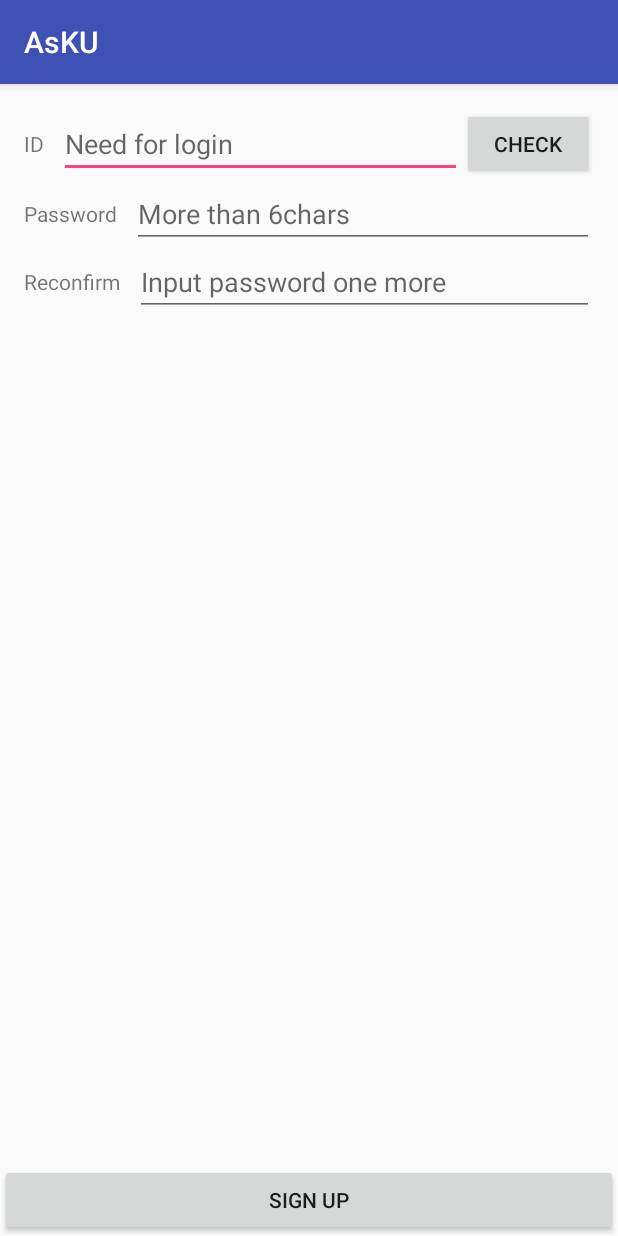
After one commit to os94/ASKU, an Android app: the SignUpActivity screen opened directly, with no data from a screen before it, on a phone screen of 412 x 824 dp. The commit adds this screen. Run offline under Robolectric (Android 15) with nearby library versions, the light colour scheme and no system bars.

Commit message:
add signup page

```diff
--- a/app/src/main/AndroidManifest.xml
+++ b/app/src/main/AndroidManifest.xml
@@ -22,6 +22,7 @@
         <activity android:name=".WebViewActivity"/>
         <activity android:name=".TestActivity"/>
         <activity android:name=".LoginActivity"/>
+        <activity android:name=".SignUpActivity"/>
     </application>
 
 </manifest>
--- a/app/src/main/java/kr/ac/korea/lecturestalk/kulecturestalk/LoginActivity.java
+++ b/app/src/main/java/kr/ac/korea/lecturestalk/kulecturestalk/LoginActivity.java
@@ -26,5 +26,14 @@ public class LoginActivity extends AppCompatActivity {
             }
         });
 
+
+        Button signup_button = (Button) findViewById(R.id.signup_button);
+        signup_button.setOnClickListener(new View.OnClickListener() {
+            @Override
+            public void onClick(View v) {
+                startActivity(new Intent(LoginActivity.this, SignUpActivity.class));
+            }
+        });
+
     }
 }
--- /dev/null
+++ b/app/src/main/java/kr/ac/korea/lecturestalk/kulecturestalk/SignUpActivity.java
@@ -0,0 +1,98 @@
+package kr.ac.korea.lecturestalk.kulecturestalk;
+
+import android.os.Bundle;
+import android.support.v7.app.AppCompatActivity;
+import android.text.Editable;
+import android.text.TextUtils;
+import android.text.TextWatcher;
+import android.view.KeyEvent;
+import android.view.View;
+import android.widget.Button;
+import android.widget.EditText;
+import android.widget.Toast;
+
+public class SignUpActivity extends AppCompatActivity {
+    private static final int PASSWORD_CHARACTERS_AT_LEAST = 6;
+    private boolean mIsConfirmedId = false;
+
+    @Override
+    protected void onCreate(Bundle savedInstanceState) {
+        super.onCreate(savedInstanceState);
+        setContentView(R.layout.activity_signup);
+
+        final EditText edittext_login_id = (EditText) findViewById(R.id.edittext_login_id);
+        edittext_login_id.addTextChangedListener(new TextWatcher() {
+            @Override
+            public void beforeTextChanged(CharSequence s, int start, int count, int after) {
+
+            }
+
+            @Override
+            public void onTextChanged(CharSequence s, int start, int before, int count) {
+                mIsConfirmedId = false;
+            }
+
+            @Override
+            public void afterTextChanged(Editable s) {
+
+            }
+        });
+
+        final EditText edittext_password = (EditText) findViewById(R.id.signup_edittext_password);
+        edittext_password.setHint(getString(R.string.signup_password_edittext_hint, PASSWORD_CHARACTERS_AT_LEAST));
+
+        final EditText edittext_password_confirm = (EditText) findViewById(R.id.edittext_password_confirm);
+
+        Button signup_id_check_button = (Button) findViewById(R.id.signup_id_check_button);
+        signup_id_check_button.setOnClickListener(new View.OnClickListener() {
+            @Override
+            public void onClick(View v) {
+                if (TextUtils.isEmpty(edittext_login_id.getText().toString())) {
+                    // 아이디 입력을 아무것도 안했으면 토스트 출력
+                    Toast.makeText(SignUpActivity.this, R.string.signup_toast_input_id, Toast.LENGTH_SHORT).show();
+                    mIsConfirmedId = false;
+                } else {
+                    //todo request id check
+                    boolean isIdInUse = false;
+                    if (isIdInUse) {
+                        Toast.makeText(SignUpActivity.this, R.string.signup_toast_already_used_id, Toast.LENGTH_SHORT).show();
+                        mIsConfirmedId = false;
+                    } else {
+                        Toast.makeText(SignUpActivity.this, R.string.signup_toast_usable_used_id, Toast.LENGTH_SHORT).show();
+                        mIsConfirmedId = true;
+                    }
+                }
+
+            }
+        });
+
+        Button signup_button = (Button) findViewById(R.id.signup_button);
+        signup_button.setOnClickListener(new View.OnClickListener() {
+            @Override
+            public void onClick(View v) {
+                String idText = edittext_login_id.getText().toString();
+                String passText = edittext_password.getText().toString();
+                String confirmPassText = edittext_password_confirm.getText().toString();
+
+                if (TextUtils.isEmpty(idText)) {
+                    // 아이디 입력을 아무것도 안했으면 토스트 출력
+                    Toast.makeText(SignUpActivity.this, R.string.signup_toast_input_id, Toast.LENGTH_SHORT).show();
+                } else if (!mIsConfirmedId) {
+                    //아이디 중복확인이 안되었으면 중복확인 버튼 누르도록 유도하는 토스트 출력
+                    Toast.makeText(SignUpActivity.this, getString(R.string.signup_toast_need_to_confirm_id,
+                            getString(R.string.signup_id_duplication_check_button)), Toast.LENGTH_SHORT).show();
+                } else if (passText.length() < PASSWORD_CHARACTERS_AT_LEAST) {
+                    // 비밀번호 입력이 6자리 미만이면 토스트 출력
+                    Toast.makeText(SignUpActivity.this, getString(R.string.signup_toast_password_chars, PASSWORD_CHARACTERS_AT_LEAST), Toast.LENGTH_SHORT).show();
+                } else if (!passText.equals(confirmPassText)) {
+                    // 비밀번호와 재확인용 비밀번호가 일치하지 않으면 토스트 출력
+                    Toast.makeText(SignUpActivity.this, R.string.signup_toast_password_reconfirm, Toast.LENGTH_SHORT).show();
+                } else {
+                    //todo request sign up
+                    finish();
+                }
+            }
+        });
+
+    }
+}
--- /dev/null
+++ b/app/src/main/res/layout/activity_signup.xml
@@ -0,0 +1,108 @@
+<?xml version="1.0" encoding="utf-8"?>
+<RelativeLayout xmlns:android="http://schemas.android.com/apk/res/android"
+    xmlns:app="http://schemas.android.com/apk/res-auto"
+    xmlns:tools="http://schemas.android.com/tools"
+    android:layout_width="match_parent"
+    android:layout_height="match_parent"
+    tools:context=".LoginActivity">
+
+    <!-- Signup Button-->
+    <Button
+        android:id="@+id/signup_button"
+        android:layout_width="match_parent"
+        android:layout_height="wrap_content"
+        android:layout_alignParentBottom="true"
+        android:text="@string/sign_up_button" />
+
+
+    <!-- ID&Password Edittext and Login Button -->
+    <LinearLayout
+        android:layout_width="match_parent"
+        android:layout_height="match_parent"
+        android:orientation="vertical"
+        android:paddingEnd="@dimen/activity_margin"
+        android:paddingStart="@dimen/activity_margin"
+        android:paddingTop="@dimen/activity_margin">
+
+
+        <RelativeLayout
+            android:layout_width="match_parent"
+            android:layout_height="wrap_content">
+
+            <Button
+                android:id="@+id/signup_id_check_button"
+                android:layout_width="wrap_content"
+                android:layout_height="wrap_content"
+                android:layout_alignParentEnd="true"
+                android:layout_centerVertical="true"
+                android:text="@string/signup_id_duplication_check_button" />
+
+            <TextView
+                android:id="@+id/signup_id_textview"
+                android:layout_width="wrap_content"
+                android:layout_height="wrap_content"
+                android:layout_alignParentStart="true"
+                android:layout_centerVertical="true"
+                android:layout_marginEnd="10dp"
+                android:text="@string/signup_id_textview" />
+
+            <EditText
+                android:id="@+id/edittext_login_id"
+                android:layout_width="match_parent"
+                android:layout_height="wrap_content"
+                android:layout_centerVertical="true"
+                android:layout_toEndOf="@id/signup_id_textview"
+                android:layout_toStartOf="@id/signup_id_check_button"
+                android:hint="@string/signup_id_edittext_hint" />
+
+        </RelativeLayout>
+
+        <RelativeLayout
+            android:layout_width="match_parent"
+            android:layout_height="wrap_content">
+
+            <TextView
+                android:id="@+id/signup_password_textview"
+                android:layout_width="wrap_content"
+                android:layout_height="wrap_content"
+                android:layout_alignParentStart="true"
+                android:layout_centerVertical="true"
+                android:layout_marginEnd="10dp"
+                android:text="@string/signup_password_textview" />
+
+            <EditText
+                android:id="@+id/signup_edittext_password"
+                android:layout_width="match_parent"
+                android:layout_height="wrap_content"
+                android:layout_centerVertical="true"
+                android:layout_toEndOf="@id/signup_password_textview"
+                android:hint="@string/signup_password_edittext_hint"
+                android:inputType="textPassword" />
+        </RelativeLayout>
+
+        <RelativeLayout
+            android:layout_width="match_parent"
+            android:layout_height="wrap_content">
+
+            <TextView
+                android:id="@+id/signup_reconfirm_password_textview"
+                android:layout_width="wrap_content"
+                android:layout_height="wrap_content"
+                android:layout_alignParentStart="true"
+                android:layout_centerVertical="true"
+                android:layout_marginEnd="10dp"
+                android:text="@string/signup_confirm_password_textview" />
+
+            <EditText
+                android:id="@+id/edittext_password_confirm"
+                android:layout_width="match_parent"
+                android:layout_height="wrap_content"
+                android:layout_centerVertical="true"
+                android:layout_toEndOf="@id/signup_reconfirm_password_textview"
+                android:hint="@string/signup_confirm_password_edittext_hint"
+                android:inputType="textPassword" />
+        </RelativeLayout>
+
+    </LinearLayout>
+
+</RelativeLayout>
--- a/app/src/main/res/values/strings.xml
+++ b/app/src/main/res/values/strings.xml
@@ -1,8 +1,26 @@
 <resources>
     <string name="app_name">AsKU</string>
+
+    <!-- LoginActivity -->
     <string name="login_id_edittext_hint">ID</string>
     <string name="password_edittext_hint">Password</string>
     <string name="login_button">Login</string>
     <string name="sign_up_button">Sign up</string>
     <string name="sign_up_button_description">After you sign up, share class information with classmates!</string>
+
+    <!-- SignupActivity -->
+    <string name="signup_id_edittext_hint">Need for login</string>
+    <string name="signup_id_duplication_check_button">Check</string>
+    <string name="signup_password_edittext_hint">More than %dchars</string>
+    <string name="signup_confirm_password_edittext_hint">Input password one more</string>
+    <string name="signup_id_textview">ID</string>
+    <string name="signup_password_textview">Password</string>
+    <string name="signup_confirm_password_textview">Reconfirm</string>
+    <string name="signup_request_button">Sign up</string>
+    <string name="signup_toast_input_id">Input ID</string>
+    <string name="signup_toast_already_used_id">Already used ID</string>
+    <string name="signup_toast_usable_used_id">You can use this ID</string>
+    <string name="signup_toast_password_chars">Input password more than %d characters</string>
+    <string name="signup_toast_password_reconfirm">Miss matched password and the reconfirm</string>
+    <string name="signup_toast_need_to_confirm_id">At first, you need to click \"%s\" button</string>
 </resources>
```
Also changed, not shown: 1 other file.
